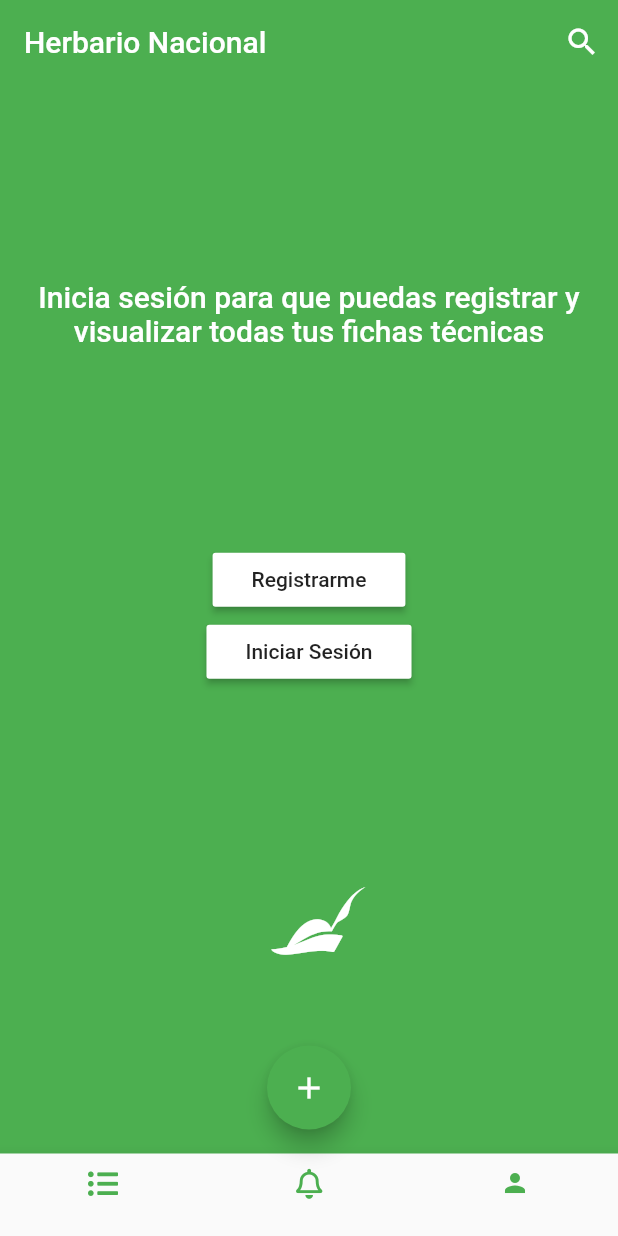
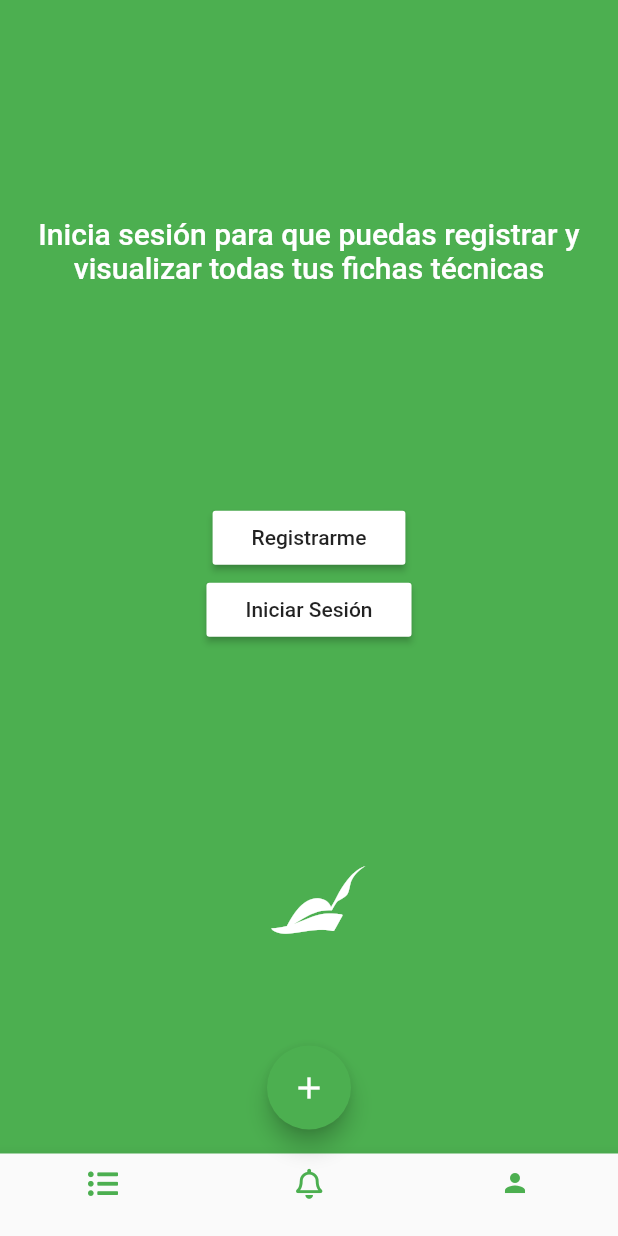
Before and after one commit to marcossevilla/acacia, a Flutter app: the screen it shows after launch, item 3 of the bottom bar chosen, on a phone screen of 412 x 824 dp. Run offline on Flutter 3.47's test engine with Material 2 defaults, Android fonts, the phone set to English and light mode, and no system bars; our stand-ins replace font_awesome_flutter, shared_preferences, toast; network calls fail.

Commit message:
Cambios en diseño

```diff
--- a/lib/src/pages/home_page.dart
+++ b/lib/src/pages/home_page.dart
@@ -1,8 +1,6 @@
 import 'package:flutter/material.dart';
 
-import '../utils/acacia.dart';
 import '../widgets/bg_nav_bar.dart';
-import '../search/search_delegate.dart';
 
 import 'no_login_page.dart';
 import 'specimen_page.dart';
@@ -23,23 +21,6 @@ class _HomePageState extends State<HomePage> {
   Widget build(BuildContext context) {
     return Scaffold(
       backgroundColor: Theme.of(context).primaryColor,
-      appBar: AppBar(
-        elevation: 0.0,
-        title: Text(
-          appName,
-          style: Theme.of(context).textTheme.title.copyWith(
-                color: Colors.white,
-              ),
-        ),
-        actions: <Widget>[
-          IconButton(
-            icon: Icon(Icons.search),
-            onPressed: () {
-              showSearch(context: context, delegate: SpecimenSearch());
-            },
-          )
-        ],
-      ),
       body: _loadPage(currentIndex),
       bottomNavigationBar: BigBottomNavBar(
         currentIndex: currentIndex,
--- a/lib/src/search/search_delegate.dart
+++ b/lib/src/search/search_delegate.dart
@@ -2,7 +2,7 @@ import 'package:flutter/material.dart';
 
 class SpecimenSearch extends SearchDelegate {
   @override
-  String get searchFieldLabel => 'Planta...';
+  String get searchFieldLabel => 'Buscar un espécimen';
 
   @override
   List<Widget> buildActions(BuildContext context) {
```
Also changed, not shown: lib/src/pages/specimen_page.dart (+17 -2 lines).
